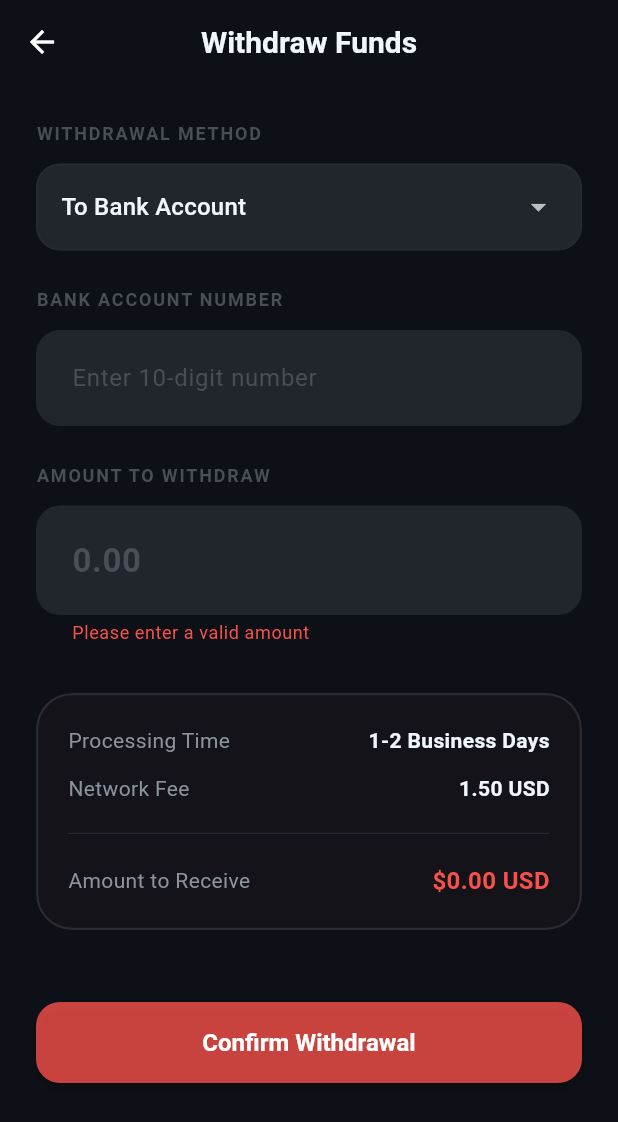
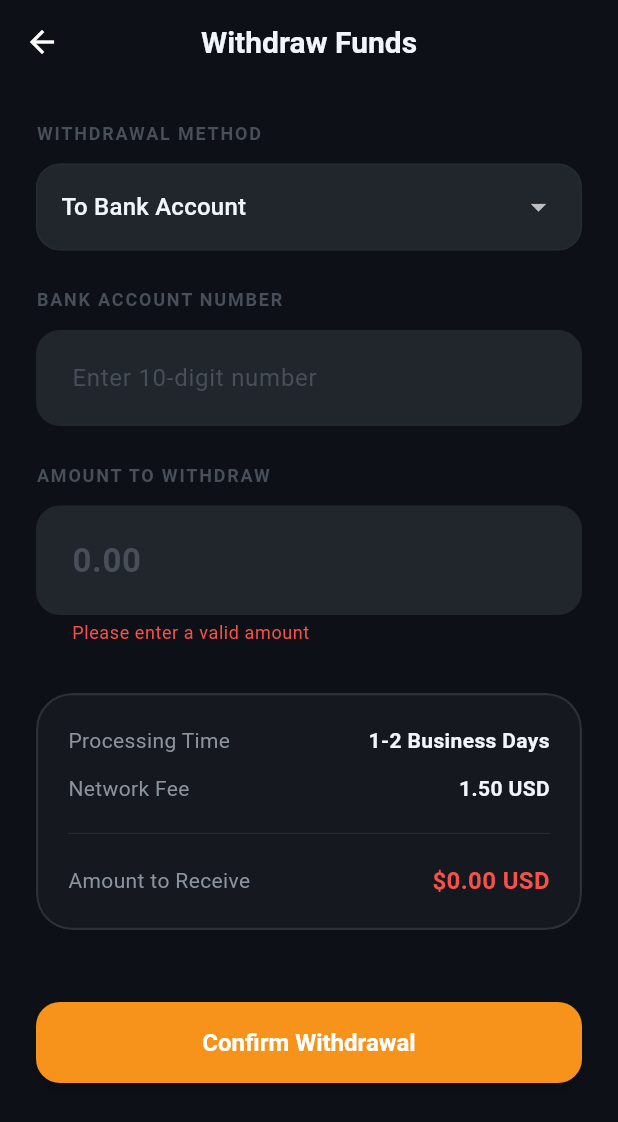
Before and after one commit to Ugarba202/LightningPay, a Flutter app: the WithdrawScreen screen opened directly, after a tap on "Confirm Withdrawal", on a phone screen of 412 x 824 dp. Shown: the top 1122 px of the screen. Run offline on Flutter 3.47's test engine with Material 3 defaults, Android fonts, the light colour scheme and no system bars; our stand-ins replace cloud_firestore, firebase_auth, firebase_core, firebase_storage, pdf, printing and 3 more; missing offline and left inert: mobile_scanner; accounts and stored records are empty.

Commit message:
fix the widraw button screen

```diff
--- a/lib/features/withdraw/ui/withdraw_screen.dart
+++ b/lib/features/withdraw/ui/withdraw_screen.dart
@@ -45,7 +45,7 @@ class _WithdrawScreenState extends State<WithdrawScreen> {
     super.dispose();
   }
 
-  void _onWithdraw() {
+  Future<void> _onWithdraw() async {
     setState(() => _error = null);
 
     if (!_logic.validateAmount(_amountController.text)) {
@@ -53,9 +53,14 @@ class _WithdrawScreenState extends State<WithdrawScreen> {
       return;
     }
 
-    final balanceError = _logic.checkBalance(_amountController.text);
-    setState(() async => _error = await balanceError);
-    return;
+    final balanceError = await _logic.checkBalance(_amountController.text);
+    if (balanceError != null) {
+      setState(() => _error = balanceError);
+      return;
+    }
+
+    // If no error, proceed to actual withdrawal
+    executeWithdraw();
   }
 
   void executeWithdraw() async {
@@ -68,21 +73,25 @@ class _WithdrawScreenState extends State<WithdrawScreen> {
         destination: _destinationController.text,
         currency: _localCurrency,
       );
+
+      if (!mounted) return;
+      setState(() => _isLoading = false);
+
+      Navigator.pop(context);
+      ScaffoldMessenger.of(context).showSnackBar(
+        const SnackBar(content: Text('Withdraw Successful! Balance Updated.')),
+      );
     } catch (e) {
       if (mounted) {
+        setState(() {
+          _isLoading = false;
+          _error = e.toString().replaceFirst('Exception: ', '');
+        });
         ScaffoldMessenger.of(context).showSnackBar(
           SnackBar(content: Text('Error: $e'), backgroundColor: Colors.red),
         );
       }
     }
-
-    if (!mounted) return;
-    setState(() => _isLoading = false);
-
-    Navigator.pop(context);
-    ScaffoldMessenger.of(context).showSnackBar(
-      SnackBar(content: Text('Withdraw Successful! Balance Updated.')),
-    );
   }
 
   @override
@@ -231,7 +240,7 @@ class _WithdrawScreenState extends State<WithdrawScreen> {
 
             GlassCard(
               padding: const EdgeInsets.all(20),
-              color: AppColors.error.withOpacity(0.03),
+              color: Colors.white.withOpacity(0.03),
               child: Column(
                 children: [
                   _SummaryRow(
@@ -263,9 +272,6 @@ class _WithdrawScreenState extends State<WithdrawScreen> {
 
             ElevatedButton(
               onPressed: _isLoading ? null : _onWithdraw,
-              style: ElevatedButton.styleFrom(
-                backgroundColor: AppColors.error.withOpacity(0.8),
-              ),
               child: _isLoading
                   ? const SizedBox(
                       width: 24,
```
